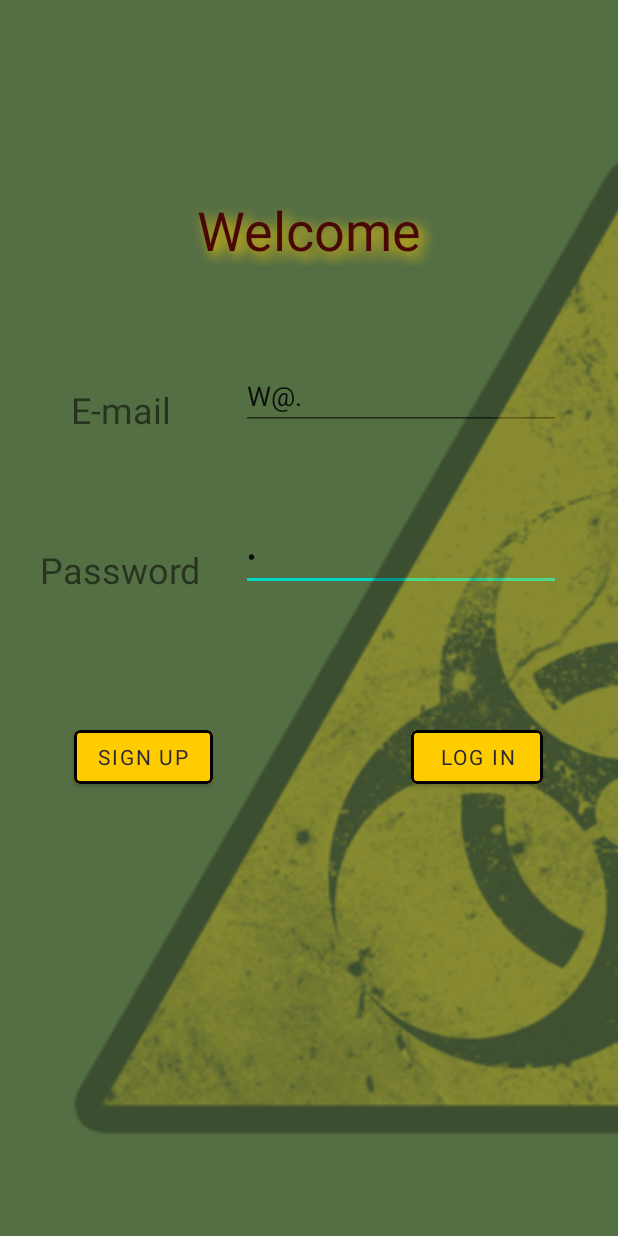
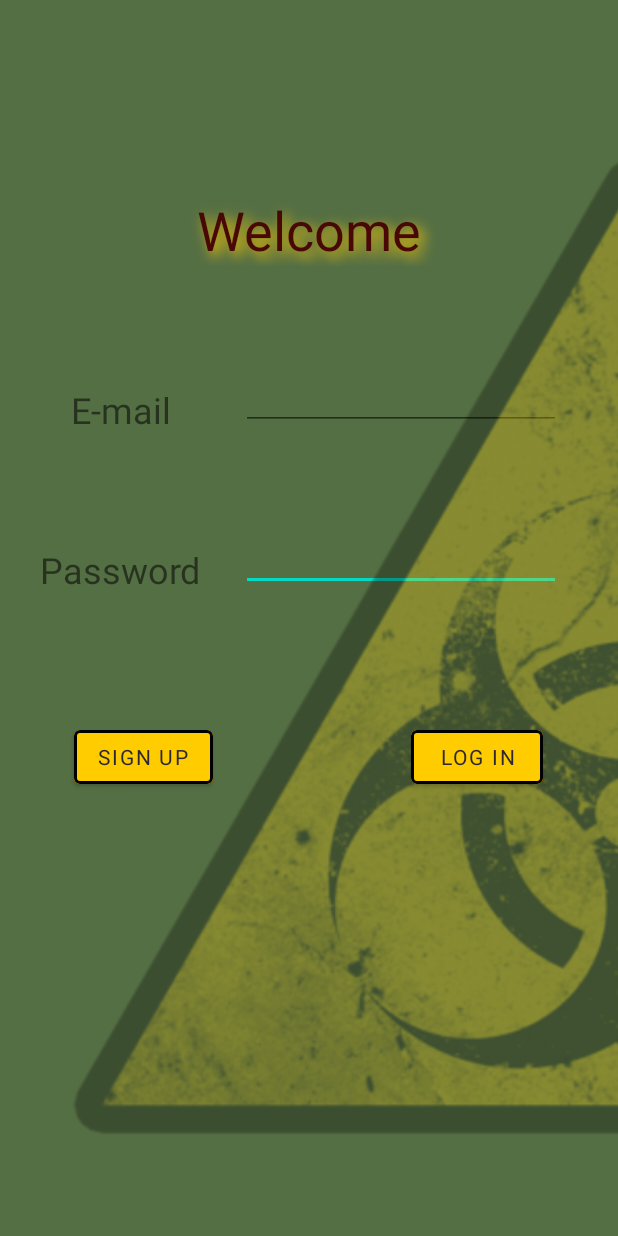
Before and after one commit to Francesco-hub/ZombieStepV01, an Android app: the screen it shows after launch (MainActivity), on a phone screen of 412 x 824 dp. Run offline under Robolectric (Android 15) with nearby library versions, the phone set to English and light mode, and no system bars; Roboto replaces fonts that are not available here.

Commit message:
minor UI fix

```diff
--- a/app/src/main/java/com/example/zombiestepv01/Activities/MainActivity.kt
+++ b/app/src/main/java/com/example/zombiestepv01/Activities/MainActivity.kt
@@ -29,8 +29,6 @@ class MainActivity : AppCompatActivity() {
         txt_noUserFound.isVisible = false
         btn_attemptLogIn.setOnClickListener{ v -> attemptLogin()}
         btn_ActivitySignUp.setOnClickListener{ v -> openSignUpActivity()}
-        fld_email.setText("W@.")
-        fld_password.setText("1")
         //fld_email.setOnClickListener{v -> txt_noUserFound.isVisible = false}
         //fld_password.setOnClickListener{v -> txt_noUserFound.isVisible = false}
     }
--- a/app/src/main/java/com/example/zombiestepv01/Data/UserDao_Impl.kt
+++ b/app/src/main/java/com/example/zombiestepv01/Data/UserDao_Impl.kt
@@ -132,7 +132,7 @@ class UserDao_Impl (context: Context) : SQLiteOpenHelper(context, DATABASE_USER,
         cv.put("email","wayne@batman.com")
         cv.put("password",1234)
         cv.put("stepCoins",10000000)
-        cv.put("totalSteps",5733)
+        cv.put("totalSteps",1939)
         cv.put("multiplier",1.0)
         cv.put("fortressLvl",0)
         cv.put("wallLvl",0)
```
